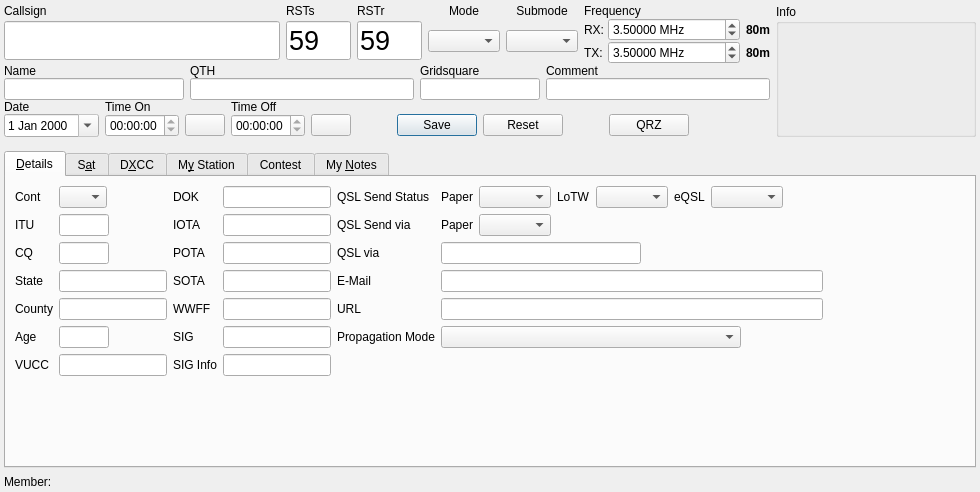
This is ui/NewContactWidget.ui in k5mcd/QLog as Qt 5 draws it before an edit. The edited form follows.
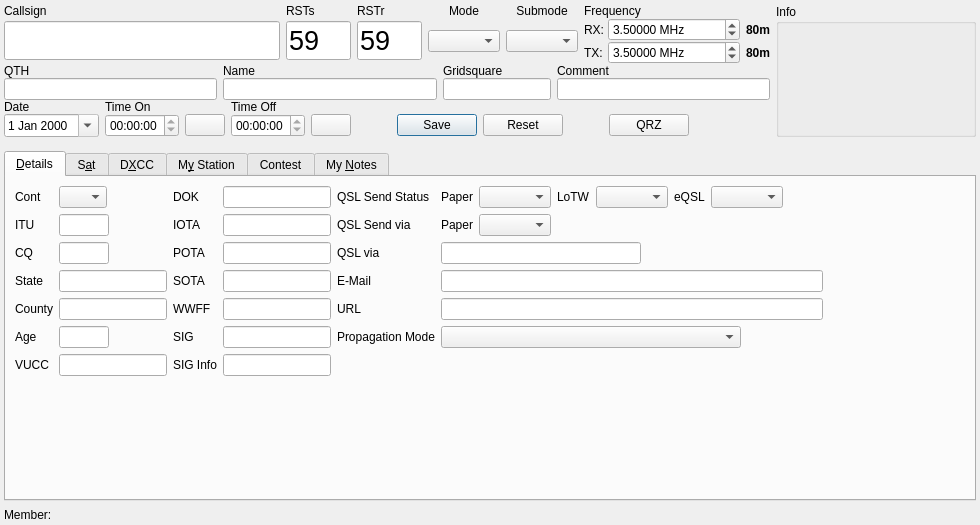
This is the edited form. The open tabs and pages were chosen to show the change. Icons and pictures are not drawn. Custom widgets are drawn as their Qt base class.

Commit message: LayoutEditor: Added Layout Editor for NewContact

```diff
--- a/ui/NewContactWidget.ui
+++ b/ui/NewContactWidget.ui
@@ -7,7 +7,7 @@
     <x>0</x>
     <y>0</y>
     <width>980</width>
-    <height>492</height>
+    <height>525</height>
    </rect>
   </property>
   <property name="sizePolicy">
@@ -61,29 +61,13 @@
         <number>6</number>
        </property>
        <item>
-        <layout class="QGridLayout" name="gridLayout_6">
+        <layout class="QGridLayout" name="firstLineLayout">
          <property name="horizontalSpacing">
           <number>6</number>
          </property>
          <property name="verticalSpacing">
           <number>0</number>
          </property>
-         <item row="1" column="4">
-          <widget class="QComboBox" name="submodeEdit">
-           <property name="sizePolicy">
-            <sizepolicy hsizetype="Maximum" vsizetype="Fixed">
-             <horstretch>0</horstretch>
-             <verstretch>0</verstretch>
-            </sizepolicy>
-           </property>
-           <property name="focusPolicy">
-            <enum>Qt::ClickFocus</enum>
-           </property>
-           <property name="sizeAdjustPolicy">
-            <enum>QComboBox::AdjustToContents</enum>
-           </property>
-          </widget>
-         </item>
          <item row="1" column="2">
           <widget class="NewContactEditLine" name="rstRcvdEdit">
            <property name="sizePolicy">
@@ -184,22 +168,6 @@
            </item>
           </layout>
          </item>
-         <item row="1" column="3">
-          <widget class="QComboBox" name="modeEdit">
-           <property name="sizePolicy">
-            <sizepolicy hsizetype="Maximum" vsizetype="Fixed">
-             <horstretch>0</horstretch>
-             <verstretch>0</verstretch>
-            </sizepolicy>
-           </property>
-           <property name="focusPolicy">
-            <enum>Qt::ClickFocus</enum>
-           </property>
-           <property name="sizeAdjustPolicy">
-            <enum>QComboBox::AdjustToContents</enum>
-           </property>
-          </widget>
-         </item>
          <item row="1" column="5">
           <layout class="QVBoxLayout" name="verticalLayout_8">
            <item>
@@ -319,6 +287,22 @@
            </property>
           </widget>
          </item>
+         <item row="0" column="4">
+          <widget class="QLabel" name="submodeLabel">
+           <property name="sizePolicy">
+            <sizepolicy hsizetype="Preferred" vsizetype="Preferred">
+             <horstretch>0</horstretch>
+             <verstretch>0</verstretch>
+            </sizepolicy>
+           </property>
+           <property name="text">
+            <string>Submode</string>
+           </property>
+           <property name="alignment">
+            <set>Qt::AlignCenter</set>
+           </property>
+          </widget>
+         </item>
          <item row="0" column="0">
           <layout class="QHBoxLayout" name="horizontalLayout_7">
            <item>
@@ -349,22 +333,6 @@
            </item>
           </layout>
          </item>
-         <item row="0" column="4">
-          <widget class="QLabel" name="submodeLabel">
-           <property name="sizePolicy">
-            <sizepolicy hsizetype="Preferred" vsizetype="Preferred">
-             <horstretch>0</horstretch>
-             <verstretch>0</verstretch>
-            </sizepolicy>
-           </property>
-           <property name="text">
-            <string>Submode</string>
-           </property>
-           <property name="alignment">
-            <set>Qt::AlignCenter</set>
-           </property>
-          </widget>
-         </item>
          <item row="1" column="1">
           <widget class="NewContactEditLine" name="rstSentEdit">
            <property name="sizePolicy">
@@ -399,88 +367,223 @@
            </property>
           </widget>
          </item>
+         <item row="1" column="3">
+          <widget class="QComboBox" name="modeEdit">
+           <property name="sizePolicy">
+            <sizepolicy hsizetype="Maximum" vsizetype="Fixed">
+             <horstretch>0</horstretch>
+             <verstretch>0</verstretch>
+            </sizepolicy>
+           </property>
+           <property name="focusPolicy">
+            <enum>Qt::ClickFocus</enum>
+           </property>
+           <property name="sizeAdjustPolicy">
+            <enum>QComboBox::AdjustToContents</enum>
+           </property>
+          </widget>
+         </item>
+         <item row="1" column="4">
+          <widget class="QComboBox" name="submodeEdit">
+           <property name="sizePolicy">
+            <sizepolicy hsizetype="Maximum" vsizetype="Fixed">
+             <horstretch>0</horstretch>
+             <verstretch>0</verstretch>
+            </sizepolicy>
+           </property>
+           <property name="focusPolicy">
+            <enum>Qt::ClickFocus</enum>
+           </property>
+           <property name="sizeAdjustPolicy">
+            <enum>QComboBox::AdjustToContents</enum>
+           </property>
+          </widget>
+         </item>
         </layout>
        </item>
        <item>
-        <layout class="QGridLayout" name="gridLayout_3">
-         <property name="horizontalSpacing">
+        <widget class="QWidget" name="customLayoutWidget" native="true">
+         <layout class="QVBoxLayout" name="customLayout">
+          <property name="spacing">
+           <number>0</number>
+          </property>
+          <property name="leftMargin">
+           <number>0</number>
+          </property>
+          <property name="topMargin">
+           <number>0</number>
+          </property>
+          <property name="rightMargin">
+           <number>0</number>
+          </property>
+          <property name="bottomMargin">
+           <number>0</number>
+          </property>
+          <item>
+           <layout class="QHBoxLayout" name="customRowALayout">
+            <property name="spacing">
           <number>6</number>
          </property>
-         <property name="verticalSpacing">
+            <item>
+             <widget class="QWidget" name="qthWidget" native="true">
+              <property name="enabled">
+               <bool>true</bool>
+              </property>
+              <property name="sizePolicy">
+               <sizepolicy hsizetype="Preferred" vsizetype="Preferred">
+                <horstretch>0</horstretch>
+                <verstretch>0</verstretch>
+               </sizepolicy>
+              </property>
+              <layout class="QVBoxLayout" name="qthLayout">
+               <property name="spacing">
           <number>0</number>
          </property>
-         <item row="0" column="2">
-          <widget class="QLabel" name="gridLabel">
-           <property name="text">
-            <string>Gridsquare</string>
-           </property>
-          </widget>
-         </item>
-         <item row="0" column="1">
+               <property name="leftMargin">
+                <number>0</number>
+               </property>
+               <property name="topMargin">
+                <number>0</number>
+               </property>
+               <property name="rightMargin">
+                <number>0</number>
+               </property>
+               <property name="bottomMargin">
+                <number>0</number>
+               </property>
+               <item>
           <widget class="QLabel" name="qthLabel">
+                 <property name="sizePolicy">
+                  <sizepolicy hsizetype="Preferred" vsizetype="Preferred">
+                   <horstretch>0</horstretch>
+                   <verstretch>0</verstretch>
+                  </sizepolicy>
+                 </property>
            <property name="text">
             <string>QTH</string>
            </property>
           </widget>
          </item>
-         <item row="0" column="0">
+               <item>
+                <widget class="NewContactEditLine" name="qthEdit">
+                 <property name="sizePolicy">
+                  <sizepolicy hsizetype="Preferred" vsizetype="Preferred">
+                   <horstretch>0</horstretch>
+                   <verstretch>0</verstretch>
+                  </sizepolicy>
+                 </property>
+                 <property name="maxLength">
+                  <number>75</number>
+                 </property>
+                </widget>
+               </item>
+              </layout>
+             </widget>
+            </item>
+            <item>
+             <widget class="QWidget" name="nameWidget" native="true">
+              <property name="sizePolicy">
+               <sizepolicy hsizetype="Preferred" vsizetype="Preferred">
+                <horstretch>0</horstretch>
+                <verstretch>0</verstretch>
+               </sizepolicy>
+              </property>
+              <layout class="QVBoxLayout" name="nameLayout">
+               <property name="spacing">
+                <number>0</number>
+               </property>
+               <property name="leftMargin">
+                <number>0</number>
+               </property>
+               <property name="topMargin">
+                <number>0</number>
+               </property>
+               <property name="rightMargin">
+                <number>0</number>
+               </property>
+               <property name="bottomMargin">
+                <number>0</number>
+               </property>
+               <item>
           <widget class="QLabel" name="nameLabel">
+                 <property name="sizePolicy">
+                  <sizepolicy hsizetype="Preferred" vsizetype="Preferred">
+                   <horstretch>0</horstretch>
+                   <verstretch>0</verstretch>
+                  </sizepolicy>
+                 </property>
            <property name="text">
             <string>Name</string>
            </property>
           </widget>
          </item>
-         <item row="1" column="0">
+               <item>
           <widget class="NewContactEditLine" name="nameEdit">
-           <property name="maximumSize">
-            <size>
-             <width>180</width>
-             <height>16777215</height>
-            </size>
+                 <property name="sizePolicy">
+                  <sizepolicy hsizetype="Preferred" vsizetype="Preferred">
+                   <horstretch>0</horstretch>
+                   <verstretch>0</verstretch>
+                  </sizepolicy>
            </property>
            <property name="maxLength">
             <number>50</number>
            </property>
           </widget>
          </item>
-         <item row="1" column="1">
-          <widget class="NewContactEditLine" name="qthEdit">
-           <property name="maximumSize">
-            <size>
-             <width>250</width>
-             <height>16777215</height>
-            </size>
-           </property>
-           <property name="maxLength">
-            <number>75</number>
-           </property>
-          </widget>
-         </item>
-         <item row="0" column="3">
-          <widget class="QLabel" name="label_8">
+              </layout>
+             </widget>
+            </item>
+            <item>
+             <widget class="QWidget" name="gridWidget" native="true">
+              <property name="sizePolicy">
+               <sizepolicy hsizetype="Maximum" vsizetype="Preferred">
+                <horstretch>0</horstretch>
+                <verstretch>0</verstretch>
+               </sizepolicy>
+              </property>
+              <layout class="QVBoxLayout" name="griLayout">
+               <property name="spacing">
+                <number>0</number>
+               </property>
+               <property name="leftMargin">
+                <number>0</number>
+               </property>
+               <property name="topMargin">
+                <number>0</number>
+               </property>
+               <property name="rightMargin">
+                <number>0</number>
+               </property>
+               <property name="bottomMargin">
+                <number>0</number>
+               </property>
+               <item>
+                <widget class="QLabel" name="gridLabel">
            <property name="sizePolicy">
             <sizepolicy hsizetype="Preferred" vsizetype="Preferred">
              <horstretch>0</horstretch>
              <verstretch>0</verstretch>
             </sizepolicy>
            </property>
+                 <property name="maximumSize">
+                  <size>
+                   <width>120</width>
+                   <height>16777215</height>
+                  </size>
+                 </property>
            <property name="text">
-            <string>Comment</string>
+                  <string>Gridsquare</string>
            </property>
           </widget>
          </item>
-         <item row="1" column="3">
-          <widget class="NewContactEditLine" name="commentEdit">
-           <property name="maximumSize">
-            <size>
-             <width>16777215</width>
-             <height>16777215</height>
-            </size>
-           </property>
-          </widget>
-         </item>
-         <item row="1" column="2">
+               <item>
           <widget class="NewContactEditLine" name="gridEdit">
+                 <property name="sizePolicy">
+                  <sizepolicy hsizetype="Maximum" vsizetype="Preferred">
+                   <horstretch>0</horstretch>
+                   <verstretch>0</verstretch>
+                  </sizepolicy>
+                 </property>
            <property name="maximumSize">
             <size>
              <width>120</width>
@@ -496,11 +599,84 @@
           </widget>
          </item>
         </layout>
+             </widget>
        </item>
        <item>
-        <layout class="QGridLayout" name="gridLayout">
-         <property name="horizontalSpacing">
-          <number>6</number>
+             <widget class="QWidget" name="commentWidget" native="true">
+              <property name="sizePolicy">
+               <sizepolicy hsizetype="Preferred" vsizetype="Preferred">
+                <horstretch>0</horstretch>
+                <verstretch>0</verstretch>
+               </sizepolicy>
+              </property>
+              <layout class="QVBoxLayout" name="commentLayout">
+               <property name="spacing">
+                <number>0</number>
+               </property>
+               <property name="leftMargin">
+                <number>0</number>
+               </property>
+               <property name="topMargin">
+                <number>0</number>
+               </property>
+               <property name="rightMargin">
+                <number>0</number>
+               </property>
+               <property name="bottomMargin">
+                <number>0</number>
+               </property>
+               <item>
+                <widget class="QLabel" name="commentLabel">
+                 <property name="sizePolicy">
+                  <sizepolicy hsizetype="Preferred" vsizetype="Preferred">
+                   <horstretch>0</horstretch>
+                   <verstretch>0</verstretch>
+                  </sizepolicy>
+                 </property>
+                 <property name="text">
+                  <string>Comment</string>
+                 </property>
+                </widget>
+               </item>
+               <item>
+                <widget class="NewContactEditLine" name="commentEdit">
+                 <property name="sizePolicy">
+                  <sizepolicy hsizetype="Preferred" vsizetype="Preferred">
+                   <horstretch>0</horstretch>
+                   <verstretch>0</verstretch>
+                  </sizepolicy>
+                 </property>
+                </widget>
+               </item>
+              </layout>
+             </widget>
+            </item>
+           </layout>
+          </item>
+          <item>
+           <layout class="QHBoxLayout" name="customRowBLayout">
+            <property name="bottomMargin">
+             <number>0</number>
+            </property>
+           </layout>
+          </item>
+         </layout>
+        </widget>
+       </item>
+       <item>
+        <widget class="QWidget" name="thirdLineWidget" native="true">
+         <layout class="QGridLayout" name="thirdLineLayout">
+          <property name="leftMargin">
+           <number>0</number>
+          </property>
+          <property name="topMargin">
+           <number>0</number>
+          </property>
+          <property name="rightMargin">
+           <number>0</number>
+          </property>
+          <property name="bottomMargin">
+           <number>0</number>
          </property>
          <property name="verticalSpacing">
           <number>0</number>
@@ -688,7 +864,7 @@
             </sizepolicy>
            </property>
            <property name="currentIndex">
-            <number>0</number>
+             <number>1</number>
            </property>
            <widget class="QWidget" name="timeOffPage">
             <property name="sizePolicy">
@@ -827,7 +1003,7 @@
             </sizepolicy>
            </property>
            <property name="currentIndex">
-            <number>1</number>
+             <number>0</number>
            </property>
            <widget class="QWidget" name="timeOffLabelPage">
             <layout class="QVBoxLayout" name="verticalLayout_12">
@@ -896,6 +1072,7 @@
           </widget>
          </item>
         </layout>
+        </widget>
        </item>
       </layout>
      </item>
@@ -2407,16 +2584,16 @@
   </layout>
  </widget>
  <customwidgets>
-  <customwidget>
-   <class>DxccTableWidget</class>
-   <extends>QTableView</extends>
-   <header>ui/DxccTableWidget.h</header>
-  </customwidget>
   <customwidget>
    <class>NewContactEditLine</class>
    <extends>QLineEdit</extends>
    <header>ui/EditLine.h</header>
   </customwidget>
+  <customwidget>
+   <class>DxccTableWidget</class>
+   <extends>QTableView</extends>
+   <header>ui/DxccTableWidget.h</header>
+  </customwidget>
  </customwidgets>
  <tabstops>
   <tabstop>callsignEdit</tabstop>
```
Left out of the diff: 135 changed lines with no effect on the pictures. Lines whose indentation alone changed are shown as unchanged. The commit also changes 18 other files.
